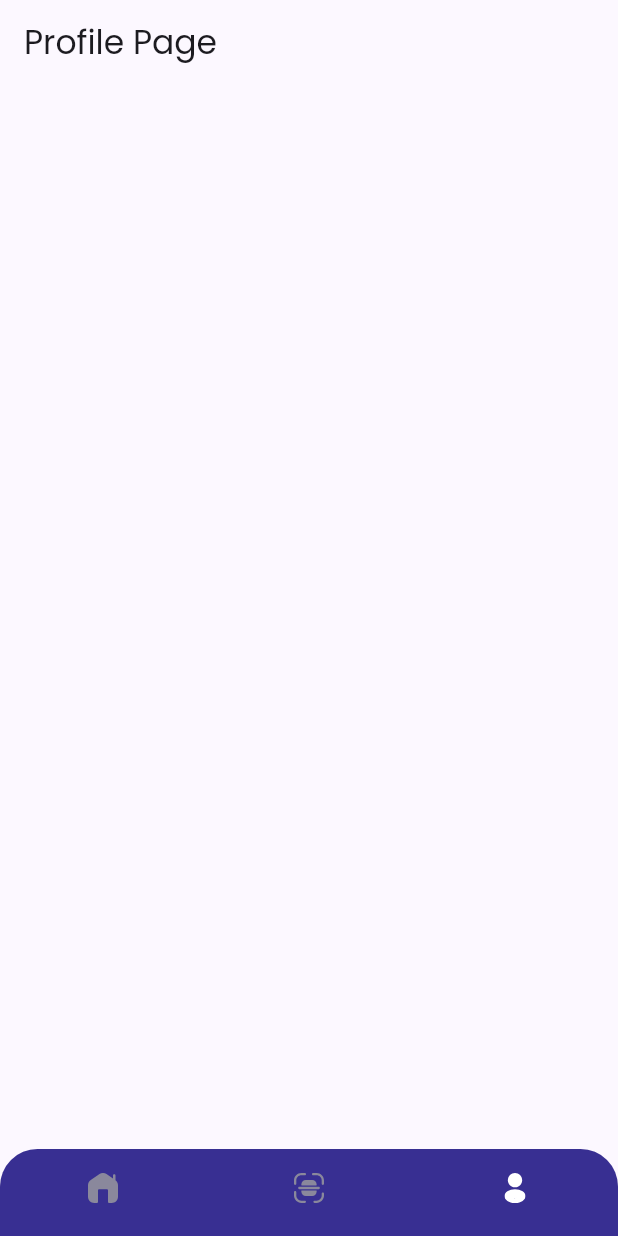
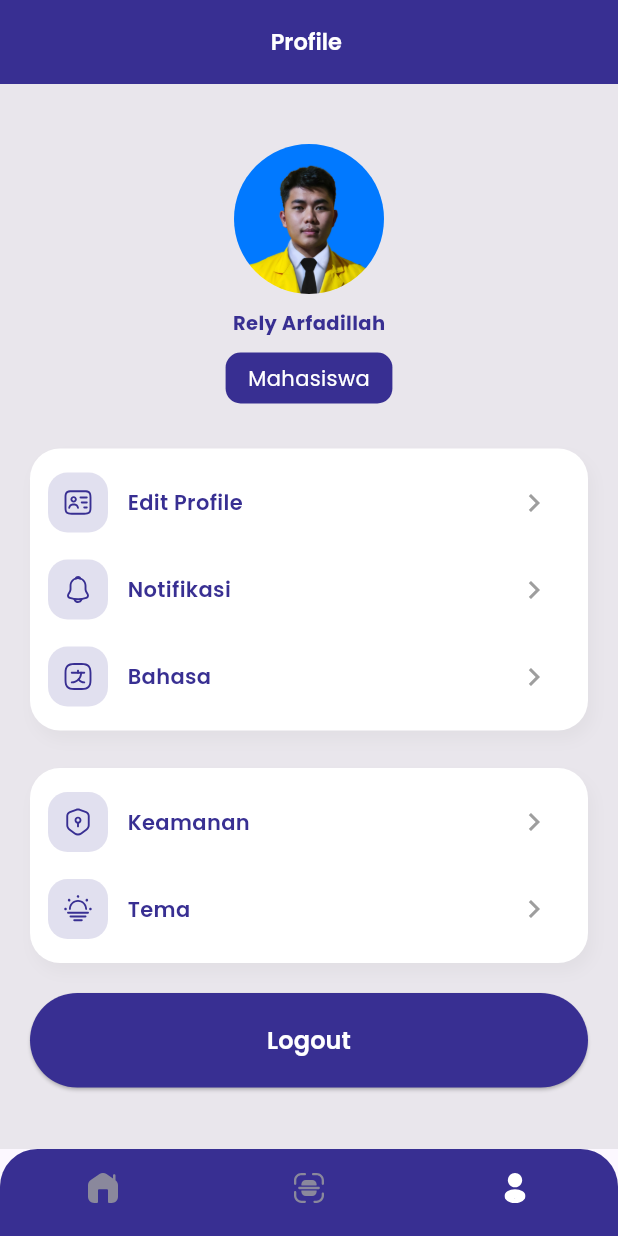
Before and after one commit to 4amshin/flutter_fic8_final_g3, a Flutter app: the screen it shows after launch, item 3 of the bottom bar chosen, on a phone screen of 412 x 824 dp. Run offline on Flutter 3.47's test engine with Material 2 defaults, Android fonts, the light colour scheme and no system bars; our stand-ins replace flutter_svg, google_fonts.

Commit message:
Profile Page UI

```diff
--- a/lib/pages/mahasiswa/pages/dashboard_page.dart
+++ b/lib/pages/mahasiswa/pages/dashboard_page.dart
@@ -45,6 +45,7 @@ class DashboardPage extends StatelessWidget {
                   ),
                   SizedBox(height: 20),
                   DpListTitle(),
+                  SizedBox(height: 10),
                   DpListMenu(),
                 ],
               ),
--- a/lib/pages/mahasiswa/pages/mahasiswa_page.dart
+++ b/lib/pages/mahasiswa/pages/mahasiswa_page.dart
@@ -25,7 +25,7 @@ class _MahasiswaPageState extends State<MahasiswaPage> {
   final List<Widget> _pages = const [
     DashboardPage(),
     AbsensiPage(),
-    ProfilePage(),
+    ProfilePage(role: "Mahasiswa"),
   ];
 
   @override
--- a/lib/pages/profile/profile_page.dart
+++ b/lib/pages/profile/profile_page.dart
@@ -1,13 +1,93 @@
 import 'package:flutter/material.dart';
+import 'package:flutter_fic8_final_g3/common/constants/colors.dart';
+import 'package:flutter_fic8_final_g3/common/constants/icons.dart';
+import 'package:flutter_fic8_final_g3/pages/profile/widgets/pp_card.dart';
+import 'package:flutter_fic8_final_g3/pages/profile/widgets/pp_item.dart';
+import 'package:flutter_fic8_final_g3/pages/profile/widgets/pp_logout_button.dart';
+import 'package:flutter_fic8_final_g3/pages/profile/widgets/pp_top_part.dart';
 
 class ProfilePage extends StatelessWidget {
-  const ProfilePage({Key? key}) : super(key: key);
+  final String role;
+  const ProfilePage({Key? key, required this.role}) : super(key: key);
 
   @override
   Widget build(BuildContext context) {
     return Scaffold(
+      backgroundColor: Colors.grey.withOpacity(0.2),
       appBar: AppBar(
-        title: const Text('Profile Page'),
+        backgroundColor: ColorName.primary,
+        centerTitle: true,
+        title: const Text(
+          "Profile ",
+          style: TextStyle(
+            color: Colors.white,
+            fontSize: 15.0,
+            fontFamily: 'Poppins',
+            fontWeight: FontWeight.w600,
+          ),
+        ),
+      ),
+      body: SafeArea(
+        child: ListView(
+          children: [
+            PpTopPart(role: role),
+            const SizedBox(height: 30),
+            const PpCard(
+              children: [
+                PpItem(
+                  iconUrl: IconName.editProfile,
+                  label: 'Edit Profile',
+                ),
+                SizedBox(height: 10.0),
+                PpItem(
+                  iconUrl: IconName.notificationOutline,
+                  label: 'Notifikasi',
+                ),
+                SizedBox(height: 10.0),
+                PpItem(
+                  iconUrl: IconName.language,
+                  label: 'Bahasa',
+                ),
+              ],
+            ),
+            const SizedBox(height: 25),
+            const PpCard(
+              children: [
+                PpItem(
+                  iconUrl: IconName.security,
+                  label: 'Keamanan',
+                ),
+                SizedBox(height: 10.0),
+                PpItem(
+                  iconUrl: IconName.theme,
+                  label: 'Tema',
+                ),
+              ],
+            ),
+            // const PpCard(
+            //   children: [
+            //     PpItem(
+            //       iconUrl: IconName.helpSupport,
+            //       label: 'Help & Support',
+            //     ),
+            //     SizedBox(height: 10.0),
+            //     PpItem(
+            //       iconUrl: IconName.contactUs,
+            //       label: 'Contact Us',
+            //     ),
+            //     SizedBox(height: 10.0),
+            //     PpItem(
+            //       iconUrl: IconName.privacy,
+            //       label: 'Privacy Policy',
+            //     ),
+            //   ],
+            // ),
+            const SizedBox(height: 20),
+            PpLogoutButton(
+              onTap: () {},
+            ),
+          ],
+        ),
       ),
     );
   }
--- /dev/null
+++ b/lib/pages/profile/widgets/pp_card.dart
@@ -0,0 +1,31 @@
+// ignore_for_file: public_member_api_docs, sort_constructors_first
+import 'package:flutter/material.dart';
+
+class PpCard extends StatelessWidget {
+  final List<Widget> children;
+  const PpCard({
+    Key? key,
+    required this.children,
+  }) : super(key: key);
+
+  @override
+  Widget build(BuildContext context) {
+    return Container(
+      margin: const EdgeInsets.symmetric(horizontal: 20),
+      padding: const EdgeInsets.all(12),
+      decoration: BoxDecoration(
+          color: Colors.white,
+          borderRadius: BorderRadius.circular(20),
+          boxShadow: [
+            BoxShadow(
+              color: Colors.grey.withOpacity(0.1),
+              offset: const Offset(3, 6),
+              blurRadius: 8,
+            ),
+          ]),
+      child: Column(
+        children: children,
+      ),
+    );
+  }
+}
--- /dev/null
+++ b/lib/pages/profile/widgets/pp_item.dart
@@ -0,0 +1,59 @@
+// ignore_for_file: public_member_api_docs, sort_constructors_first
+import 'package:flutter/material.dart';
+import 'package:flutter_fic8_final_g3/common/constants/colors.dart';
+import 'package:flutter_fic8_final_g3/common/widgets/svg_icon.dart';
+
+class PpItem extends StatelessWidget {
+  final String iconUrl;
+  final String label;
+  final bool righText;
+  const PpItem({
+    Key? key,
+    required this.iconUrl,
+    required this.label,
+    this.righText = false,
+  }) : super(key: key);
+
+  @override
+  Widget build(BuildContext context) {
+    return Row(
+      mainAxisAlignment: MainAxisAlignment.spaceBetween,
+      children: [
+        Row(
+          children: [
+            Container(
+              height: 40,
+              width: 40,
+              padding: const EdgeInsets.all(10),
+              decoration: BoxDecoration(
+                color: ColorName.primary.withOpacity(0.15),
+                borderRadius: BorderRadius.circular(13),
+              ),
+              child: SvgIcon(
+                iconUrl: iconUrl,
+                color: ColorName.primary,
+              ),
+            ),
+            const SizedBox(width: 13),
+            Text(
+              label,
+              style: const TextStyle(
+                fontSize: 14,
+                color: ColorName.primary,
+                fontFamily: 'Poppins',
+                fontWeight: FontWeight.w600,
+              ),
+            ),
+          ],
+        ),
+        IconButton(
+          onPressed: () {},
+          icon: const Icon(
+            Icons.chevron_right,
+            color: Colors.grey,
+          ),
+        ),
+      ],
+    );
+  }
+}
--- /dev/null
+++ b/lib/pages/profile/widgets/pp_logout_button.dart
@@ -0,0 +1,26 @@
+// ignore_for_file: public_member_api_docs, sort_constructors_first
+import 'package:flutter/material.dart';
+
+import 'package:flutter_fic8_final_g3/common/constants/colors.dart';
+import 'package:flutter_fic8_final_g3/common/widgets/custom_button.dart';
+
+class PpLogoutButton extends StatelessWidget {
+  final void Function()? onTap;
+  const PpLogoutButton({
+    Key? key,
+    this.onTap,
+  }) : super(key: key);
+
+  @override
+  Widget build(BuildContext context) {
+    return Padding(
+      padding: const EdgeInsets.symmetric(horizontal: 20),
+      child: CustomButton(
+        onTap: onTap,
+        backgroundColor: ColorName.primary,
+        labelColor: Colors.white,
+        label: "Logout",
+      ),
+    );
+  }
+}
--- /dev/null
+++ b/lib/pages/profile/widgets/pp_top_part.dart
@@ -0,0 +1,54 @@
+// ignore_for_file: public_member_api_docs, sort_constructors_first
+import 'package:flutter/material.dart';
+import 'package:flutter_fic8_final_g3/common/constants/colors.dart';
+import 'package:flutter_fic8_final_g3/common/constants/images.dart';
+import 'package:flutter_fic8_final_g3/common/widgets/profile_picture.dart';
+
+class PpTopPart extends StatelessWidget {
+  final String role;
+  const PpTopPart({
+    Key? key,
+    required this.role,
+  }) : super(key: key);
+
+  @override
+  Widget build(BuildContext context) {
+    return Column(
+      children: [
+        const SizedBox(
+          height: 40.0,
+        ),
+        const ProfilePicture(
+          imgUrl: Images.profile2,
+          size: 100,
+        ),
+        const SizedBox(height: 10),
+        const Text(
+          "Rely Arfadillah",
+          style: TextStyle(
+            fontSize: 13,
+            fontFamily: 'Poppins',
+            color: ColorName.primary,
+            fontWeight: FontWeight.bold,
+          ),
+        ),
+        const SizedBox(height: 10),
+        Container(
+          padding: const EdgeInsets.symmetric(horizontal: 15, vertical: 7),
+          decoration: BoxDecoration(
+            color: ColorName.primary,
+            borderRadius: BorderRadius.circular(10),
+          ),
+          child: Text(
+            role,
+            style: const TextStyle(
+              color: Colors.white,
+              fontFamily: 'Poppins',
+              fontSize: 14,
+            ),
+          ),
+        ),
+      ],
+    );
+  }
+}
```
